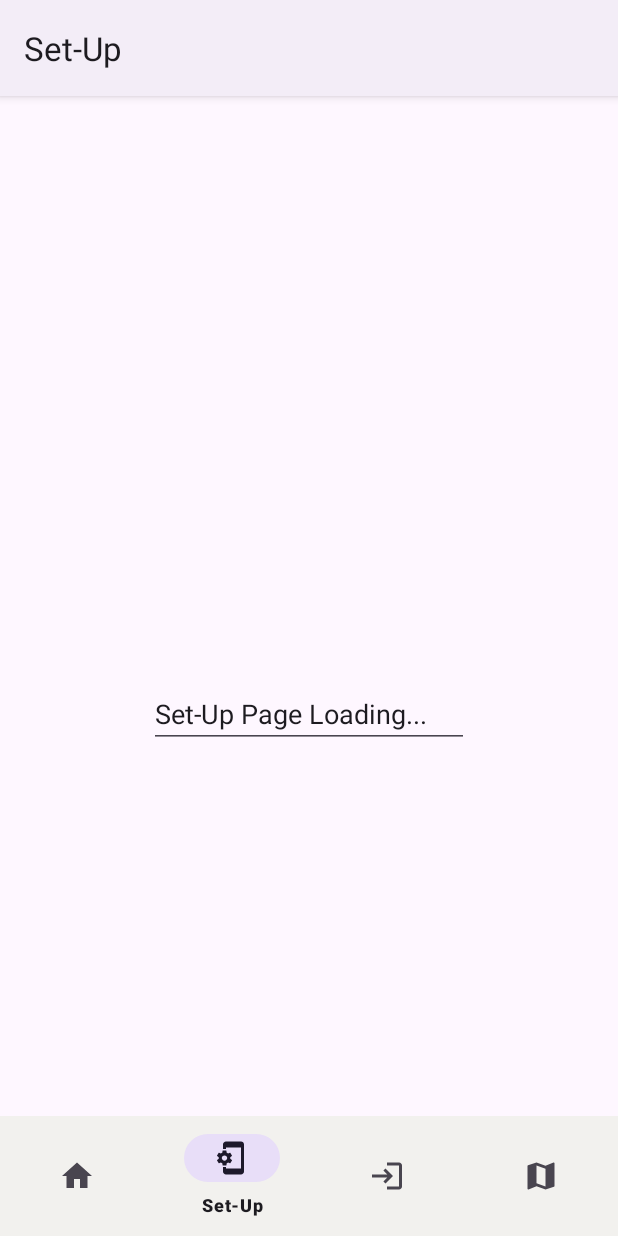
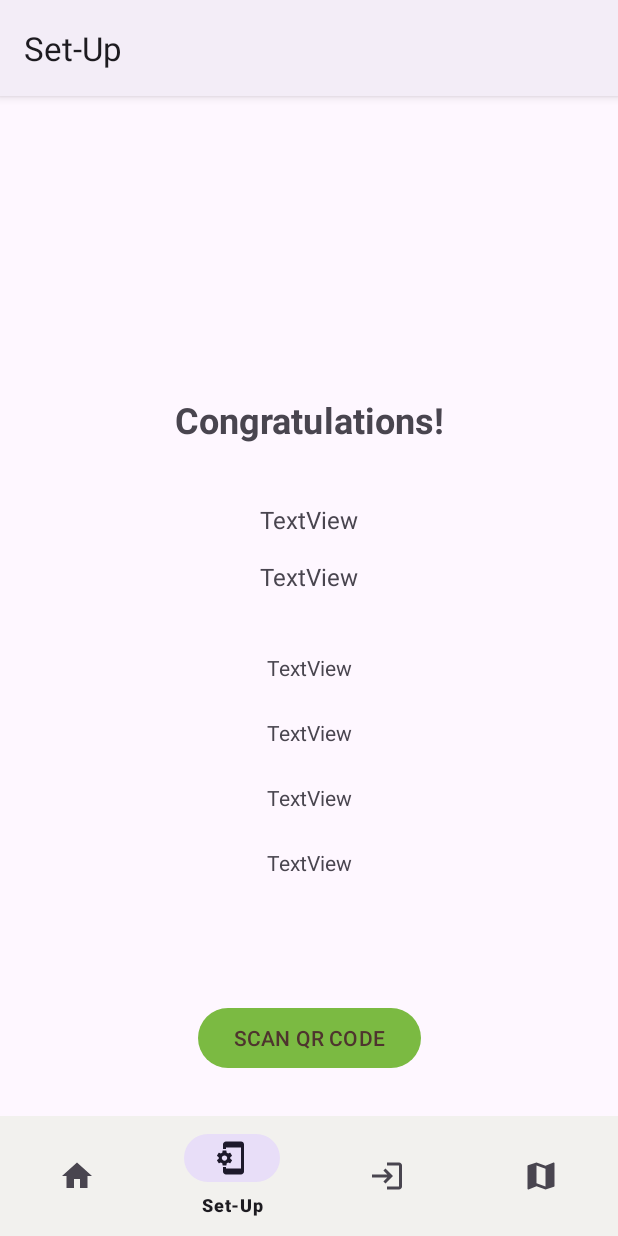
Before and after one commit to MobileApps-Cascadia/pollinator-pathway-android, an Android app: the SetUpFragment screen opened through its navigation route, on a phone screen of 412 x 824 dp. Run offline under Robolectric (Android 15) with nearby library versions, the phone set to English and light mode, and no system bars; our stand-ins replace navigation-ui.

Commit message:
registration screen

```diff
--- a/app/src/main/res/layout/fragment_setup.xml
+++ b/app/src/main/res/layout/fragment_setup.xml
@@ -7,16 +7,107 @@
     tools:context="edu.cascadia.mobas.pollinatorpathway.ui.SetUp.SetUpFragment">
 
 
-    <EditText
+    <TextView
         android:id="@+id/editTextTextPersonName2"
         android:layout_width="wrap_content"
         android:layout_height="wrap_content"
         android:ems="10"
         android:inputType="textPersonName"
-        android:text="Set-Up Page Loading..."
+        android:minHeight="48dp"
+        android:text="@string/congratulations"
+        android:textAlignment="center"
+        android:textSize="24sp"
+        android:textStyle="bold"
         app:layout_constraintBottom_toBottomOf="parent"
         app:layout_constraintEnd_toEndOf="parent"
         app:layout_constraintHorizontal_bias="0.5"
         app:layout_constraintStart_toStartOf="parent"
-        app:layout_constraintTop_toTopOf="parent" />
+        app:layout_constraintTop_toTopOf="parent"
+        app:layout_constraintVertical_bias="0.209" />
+
+    <TextView
+        android:id="@+id/textView4"
+        android:layout_width="wrap_content"
+        android:layout_height="wrap_content"
+        android:layout_marginTop="24dp"
+        android:text="@string/Register"
+        android:textSize="16sp"
+        app:layout_constraintEnd_toEndOf="parent"
+        app:layout_constraintHorizontal_bias="0.5"
+        app:layout_constraintStart_toStartOf="parent"
+        app:layout_constraintTop_toBottomOf="@+id/editTextTextPersonName2"
+        tools:text="Ready to register your" />
+
+    <TextView
+        android:id="@+id/textView5"
+        android:layout_width="wrap_content"
+        android:layout_height="wrap_content"
+        android:layout_marginTop="16dp"
+        android:text="@string/newsite"
+        android:textSize="16sp"
+        app:layout_constraintEnd_toEndOf="parent"
+        app:layout_constraintHorizontal_bias="0.5"
+        app:layout_constraintStart_toStartOf="parent"
+        app:layout_constraintTop_toBottomOf="@+id/textView4"
+        tools:text="new site?" />
+
+    <TextView
+        android:id="@+id/textView6"
+        android:layout_width="wrap_content"
+        android:layout_height="wrap_content"
+        android:layout_marginTop="40dp"
+        android:text="@string/locate"
+        app:layout_constraintEnd_toEndOf="parent"
+        app:layout_constraintHorizontal_bias="0.5"
+        app:layout_constraintStart_toStartOf="parent"
+        app:layout_constraintTop_toBottomOf="@+id/textView5"
+        tools:text="1. Locate the QR inside your box" />
+
+    <TextView
+        android:id="@+id/textView7"
+        android:layout_width="wrap_content"
+        android:layout_height="wrap_content"
+        android:layout_marginTop="24dp"
+        android:text="@string/step2"
+        app:layout_constraintEnd_toEndOf="parent"
+        app:layout_constraintHorizontal_bias="0.5"
+        app:layout_constraintStart_toStartOf="parent"
+        app:layout_constraintTop_toBottomOf="@+id/textView6"
+        tools:text="2. Click the button below and scan your QR code" />
+
+    <TextView
+        android:id="@+id/textView8"
+        android:layout_width="wrap_content"
+        android:layout_height="wrap_content"
+        android:layout_marginTop="24dp"
+        android:text="@string/step3"
+        app:layout_constraintEnd_toEndOf="parent"
+        app:layout_constraintHorizontal_bias="0.5"
+        app:layout_constraintStart_toStartOf="parent"
+        app:layout_constraintTop_toBottomOf="@+id/textView7"
+        tools:text="3. Enter your information" />
+
+    <TextView
+        android:id="@+id/textView9"
+        android:layout_width="wrap_content"
+        android:layout_height="wrap_content"
+        android:layout_marginTop="24dp"
+        android:text="@string/confirm"
+        app:layout_constraintEnd_toEndOf="parent"
+        app:layout_constraintHorizontal_bias="0.5"
+        app:layout_constraintStart_toStartOf="parent"
+        app:layout_constraintTop_toBottomOf="@+id/textView8"
+        tools:text="Confirm, and you are done!" />
+
+    <Button
+        android:id="@+id/button"
+        android:layout_width="wrap_content"
+        android:layout_height="wrap_content"
+        android:layout_marginBottom="108dp"
+        android:text="@string/scanQR"
+        android:textColor="#4E342E"
+        app:layout_constraintBottom_toBottomOf="parent"
+        app:layout_constraintEnd_toEndOf="parent"
+        app:layout_constraintStart_toStartOf="parent"
+        tools:ignore="TextContrastCheck" />
 </androidx.constraintlayout.widget.ConstraintLayout>
--- a/app/src/main/res/values/strings.xml
+++ b/app/src/main/res/values/strings.xml
@@ -5,4 +5,13 @@
     <string name="welcomepage1">Welcome to</string>
     <string name="welcomepage2">The PNW Pollinator</string>
     <string name="welcomepage3">Pathway!</string>
+    <string name="congratulations">Congratulations!</string>
+    <string name="Register">TextView</string>
+    <string name="locate">TextView</string>
+    <string name="step2">TextView</string>
+    <string name="step3">TextView</string>
+    <string name="confirm">TextView</string>
+    <string name="newsite">TextView</string>
+    <string name="scanQR">SCAN QR CODE</string>
+
 </resources>
```
